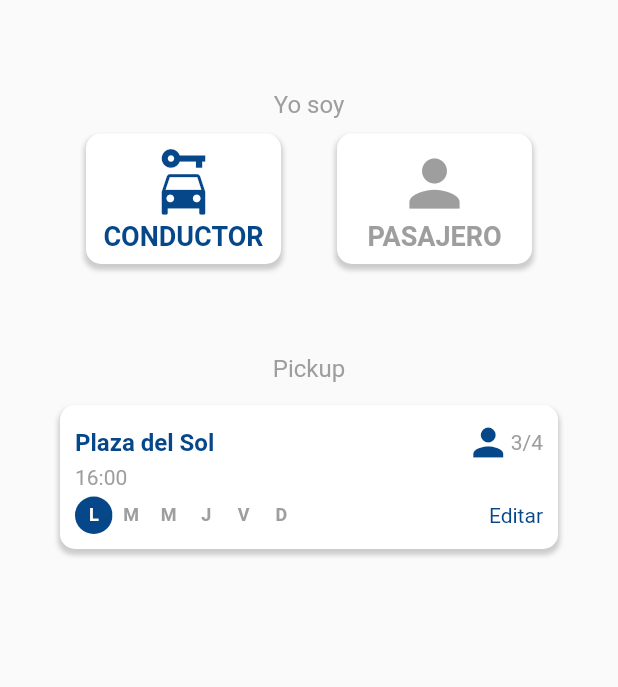
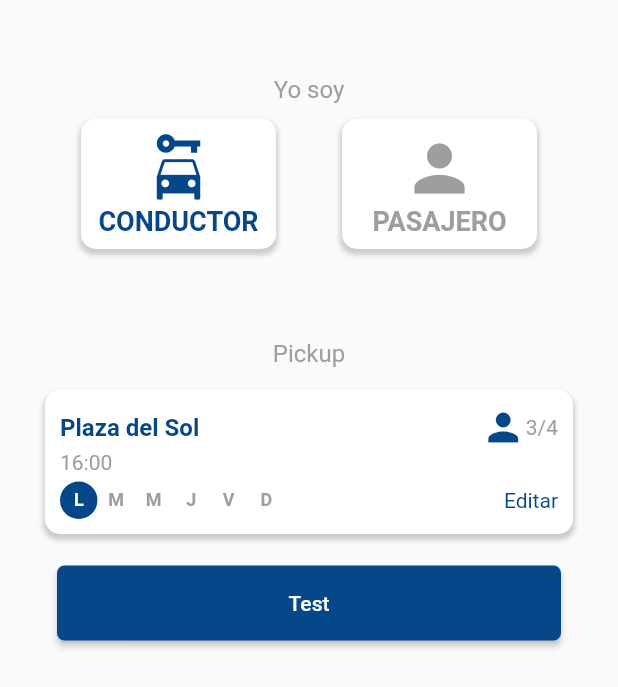
Before and after one commit to carlatalamantes/rides-iteso, a Flutter app: the SignupPage screen opened directly, after a tap on "CREAR CUENTA", on a phone screen of 412 x 824 dp. Shown: the top 687 px of the screen. Run offline on Flutter 3.47's test engine with Material 2 defaults, Android fonts, the light colour scheme and no system bars.

Commit message:
added buttons and misc changes

```diff
--- a/lib/login/login_page.dart
+++ b/lib/login/login_page.dart
@@ -19,7 +19,7 @@ class _LoginPageState extends State<LoginPage> {
   Widget build(BuildContext context) {
     return Scaffold(
       body: SingleChildScrollView(
-        padding: const EdgeInsets.all(20),
+        padding: const EdgeInsets.all(10),
         child: Center(
           child: Column(
             children: [
--- a/lib/rides/driver/driver_rides_page.dart
+++ b/lib/rides/driver/driver_rides_page.dart
@@ -1,4 +1,5 @@
 import 'package:flutter/material.dart';
+import 'package:rides_iteso/components/base_ElevatedButton.dart';
 import 'package:rides_iteso/rides/driver/driver_card.dart';
 import 'package:rides_iteso/rides/passenger/passenger_card.dart';
 
@@ -50,20 +51,20 @@ class _PassengerRidePageState extends State<DriverRidePage> {
       padding: const EdgeInsets.all(20),
       child: Center(
         child: Column(
-          children: const [
-            SizedBox(
+          children: [
+            const SizedBox(
               height: 40,
             ),
-            Center(
+            const Center(
               child: Text(
                 'Pickup',
                 style: TextStyle(fontSize: 16, color: Colors.grey),
               ),
             ),
-            SizedBox(
+            const SizedBox(
               height: 10,
             ),
-            DriverCard(
+            const DriverCard(
               ride: {
                 "name": "Juan Perez torrez ",
                 "brand": 'Nissan',
@@ -76,6 +77,11 @@ class _PassengerRidePageState extends State<DriverRidePage> {
                 "day": [1, 0, 0, 0, 0, 0, 0],
               },
             ),
+            base_ElevatedButton(
+              text: "Test",
+              backgroundColor: const Color(0xFF064789),
+              onPressed: () {},
+            )
           ],
         ),
       ),
--- a/lib/rides/rides_page.dart
+++ b/lib/rides/rides_page.dart
@@ -1,5 +1,4 @@
 import 'package:flutter/material.dart';
-import 'package:rides_iteso/rides/driver/conductor_car.dart';
 import 'package:rides_iteso/rides/driver/driver_rides_page.dart';
 import 'package:rides_iteso/rides/pass_driv_button.dart';
 import 'package:rides_iteso/rides/passenger/passenger_ride_page.dart';
@@ -18,7 +17,7 @@ class _RidesPageState extends State<RidesPage> {
   Widget build(BuildContext context) {
     return Scaffold(
       body: SingleChildScrollView(
-        padding: const EdgeInsets.all(20),
+        padding: const EdgeInsets.all(10),
         child: Center(
           child: Column(
             children: [
--- a/lib/signup/signupPage.dart
+++ b/lib/signup/signupPage.dart
@@ -3,12 +3,83 @@ import 'package:rides_iteso/components/base_ElevatedButton.dart';
 import 'package:rides_iteso/components/base_TextFormField.dart';
 import 'package:rides_iteso/rides/rides_page.dart';
 
+class SignupPage extends StatelessWidget {
+  SignupPage({super.key});
+  var nombreTextController = TextEditingController();
+  var apPatTextController = TextEditingController();
+  var apMatTextController = TextEditingController();
+  var emailTextController = TextEditingController();
+  var psswrdTextController = TextEditingController();
+  var repPsswrdTextController = TextEditingController();
+  @override
+  Widget build(BuildContext context) {
+    return Scaffold(
+      appBar: AppBar(
+        backgroundColor: Colors.transparent,
+        foregroundColor: Colors.black,
+        elevation: 0.0,
+      ),
+      body: SingleChildScrollView(
+        padding: const EdgeInsets.all(20),
+        child: Center(
+          child: Column(
+            children: [
+              base_TextFormField(
+                nombreTextController: nombreTextController,
+                labelText: 'Nombre(s)',
+              ),
+              base_TextFormField(
+                nombreTextController: apPatTextController,
+                labelText: 'Apellido paterno',
+              ),
+              base_TextFormField(
+                nombreTextController: apMatTextController,
+                labelText: 'Apellido materno',
+              ),
+              const SizedBox(height: 10),
+              base_TextFormField(
+                nombreTextController: emailTextController,
+                labelText: 'Correo electrónico',
+              ),
+              base_TextFormField(
+                nombreTextController: psswrdTextController,
+                labelText: 'Contraseña',
+              ),
+              base_TextFormField(
+                nombreTextController: repPsswrdTextController,
+                labelText: 'Repetir contraseña',
+              ),
+              base_ElevatedButton(
+                text: 'CREAR CUENTA',
+                backgroundColor: const Color(0xFF064789),
+                onPressed: () {
+                  crearCuentaButton(context);
+                },
+              ),
+            ],
+          ),
+        ),
+      ),
+    );
+  }
+
+  crearCuentaButton(BuildContext context) {
+    Navigator.push(
+      context,
+      MaterialPageRoute(builder: (context) => RidesPage()),
+    );
+  }
+}
+
+
+/*
 class SignupPage extends StatefulWidget {
   SignupPage({Key? key}) : super(key: key);
 
   @override
   _SignupPageState createState() => _SignupPageState();
 }
+
 
 class _SignupPageState extends State<SignupPage> {
   var nombreTextController = TextEditingController();
@@ -78,3 +149,4 @@ class _SignupPageState extends State<SignupPage> {
     );
   }
 }
+*/
```
Also changed, not shown: lib/car_register/car_register_Page.dart (+62 -0 lines), lib/rides/passenger/passenger_ride_page.dart (+19 -42 lines).
